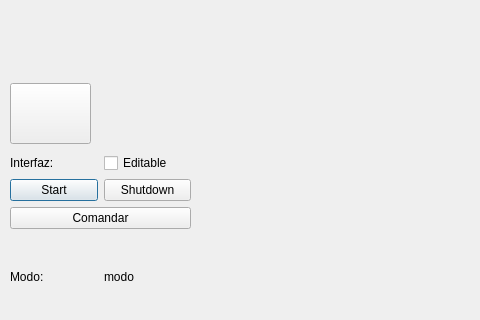
The window that volante.ui (arukagiri/interfazLAC) describes before a commit, drawn with Qt 5; both pictures show x 0 to 480 and y 247 to 567 of the 1082 by 567 pixel window.
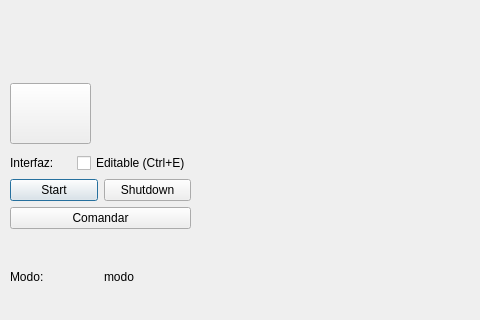
The same window after the commit. Icons and pictures are not drawn.

Patch:
```diff
--- a/volante.ui
+++ b/volante.ui
@@ -304,7 +304,7 @@
          <string>&lt;html&gt;&lt;head/&gt;&lt;body&gt;&lt;p&gt;Usa el atajo Ctrl+E para cambiar este checkbox.&lt;/p&gt;&lt;/body&gt;&lt;/html&gt;</string>
         </property>
         <property name="text">
-         <string>Editable</string>
+         <string>Editable (Ctrl+E)</string>
         </property>
        </widget>
       </item>
```
